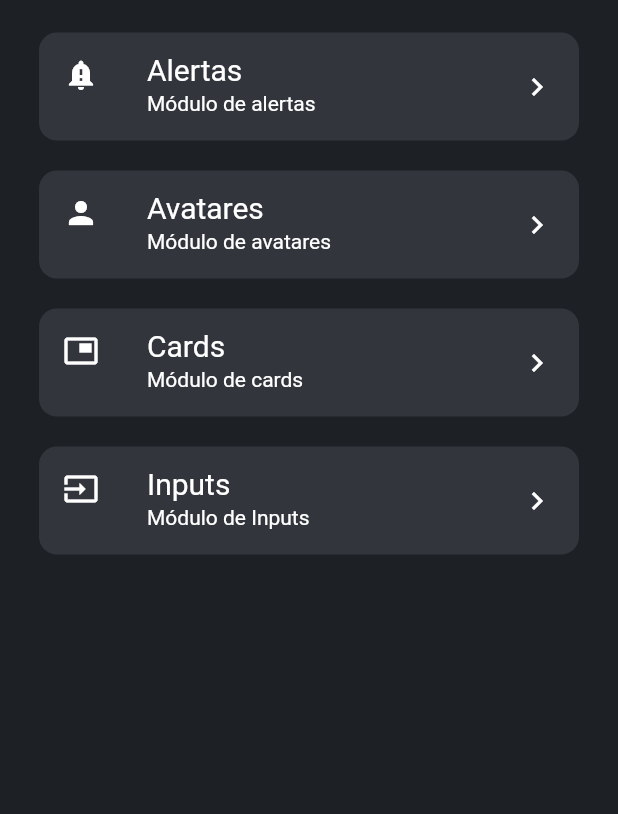
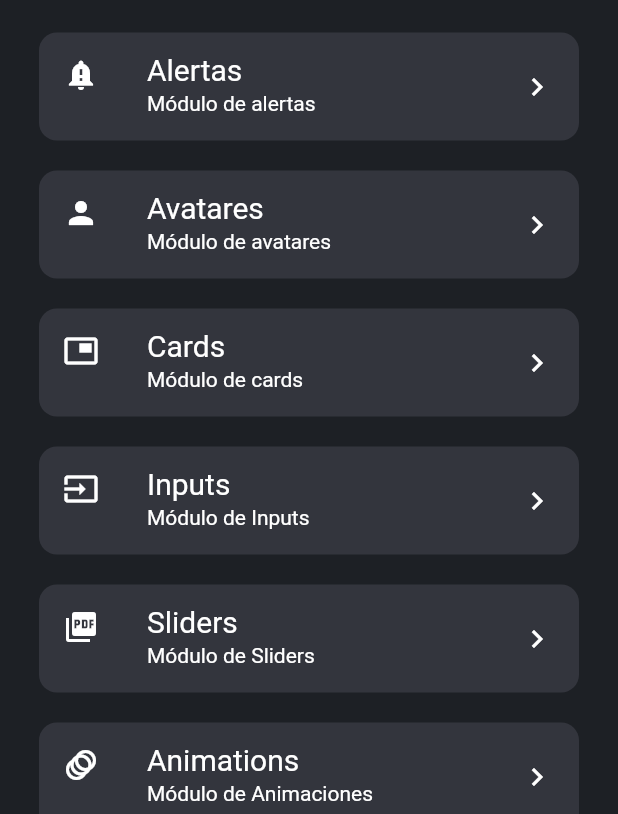
Before and after one commit to gian-pc/flutter_components, a Flutter app: the screen it shows after launch, on a phone screen of 412 x 824 dp, the part 422-1236 px from its top. Run offline on Flutter 3.47's test engine with Material 2 defaults, Android fonts, the phone set to English and light mode, and no system bars; network calls fail.

Commit message:
Componentes Terminado

```diff
--- a/lib/pages/home_page.dart
+++ b/lib/pages/home_page.dart
@@ -1,8 +1,10 @@
 import 'package:flutter/material.dart';
 import 'package:flutter_codigo3_components/pages/alert_page.dart';
+import 'package:flutter_codigo3_components/pages/animation_page.dart';
 import 'package:flutter_codigo3_components/pages/avatar_page.dart';
 import 'package:flutter_codigo3_components/pages/card_page.dart';
 import 'package:flutter_codigo3_components/pages/input_page.dart';
+import 'package:flutter_codigo3_components/pages/slider_page.dart';
 
 class HomePage extends StatelessWidget {
   @override
@@ -54,7 +56,21 @@ class HomePage extends StatelessWidget {
                   subtitle: "Módulo de Inputs",
                   icon: Icons.input,
                   toWidget: InputPage(),
-                )
+                ),
+                ItemListWidget(
+                  title: "Sliders",
+                  subtitle: "Módulo de Sliders",
+                  icon: Icons.picture_as_pdf,
+                  toWidget: SliderPage(),
+                ),
+                ItemListWidget(
+                  title: "Animations",
+                  subtitle: "Módulo de Animaciones",
+                  icon: Icons.animation,
+                  toWidget: AnimationPage(),
+                ),
+
+
               ],
             ),
           ),
```
Also changed, not shown: lib/pages/animation_page.dart (added, +54 -0 lines), lib/pages/input_page.dart (+12 -7 lines), lib/pages/slider_page.dart (added, +26 -0 lines).
